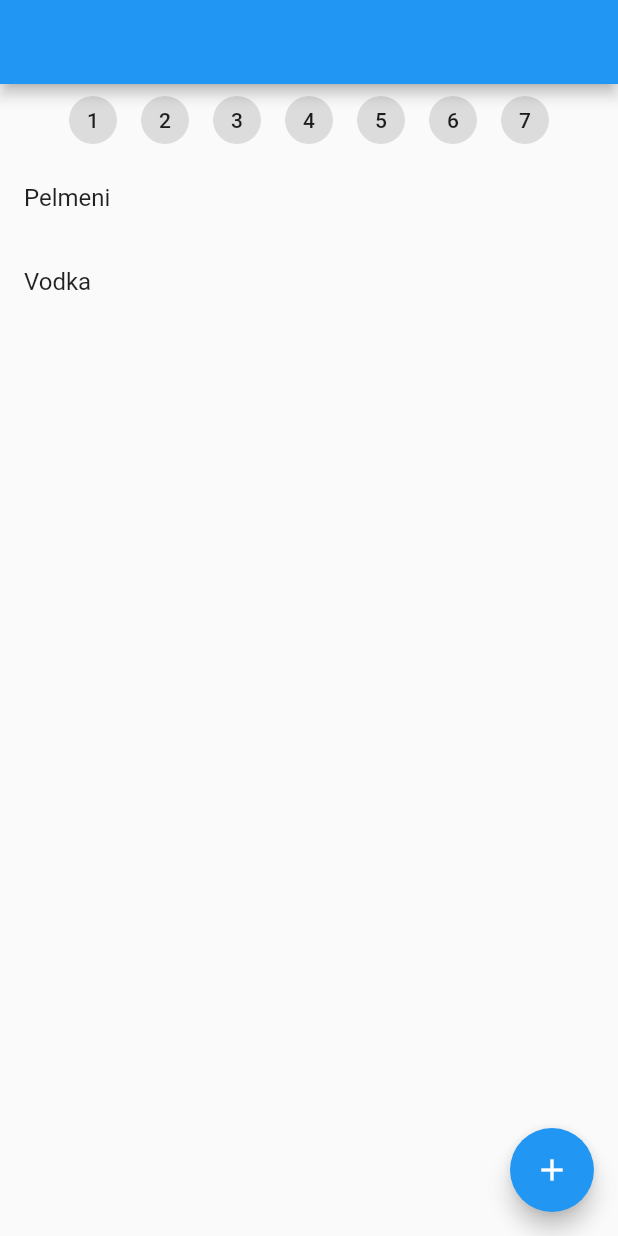
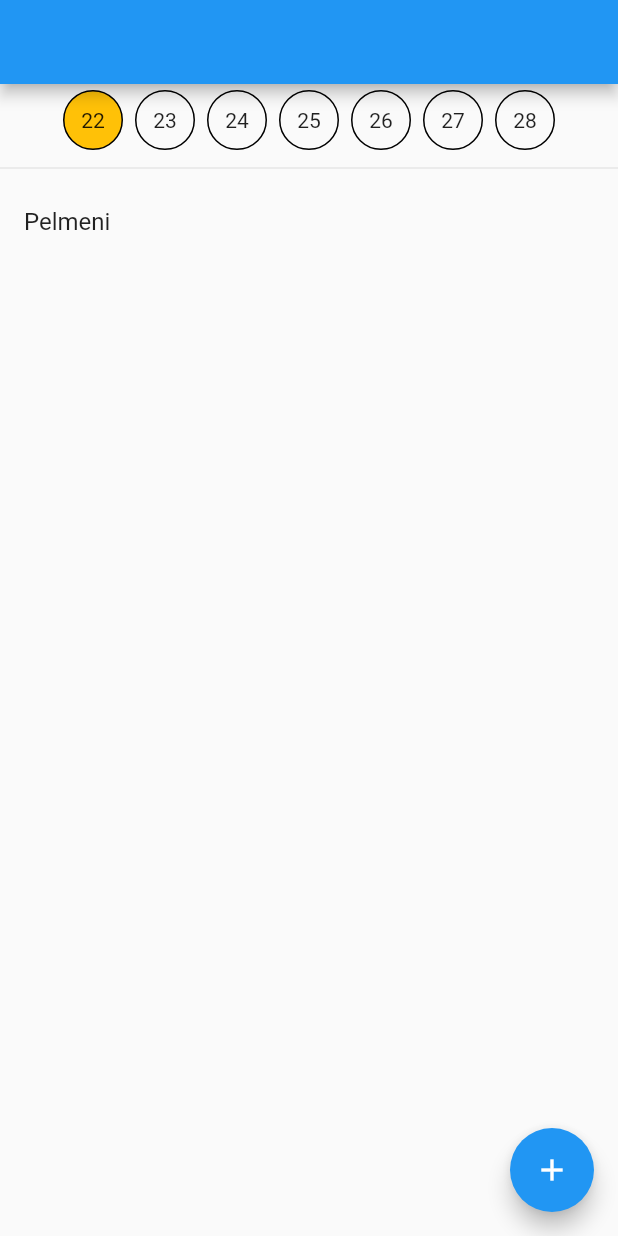
Before and after one commit to EgorenkovPavel/menu_planner, a Flutter app: the screen it shows after launch, on a phone screen of 412 x 824 dp. Run offline on Flutter 3.47's test engine with Material 2 defaults, Android fonts, the phone set to English and light mode, and no system bars; our stand-ins replace equatable, flutter_bloc, freezed_annotation, get_it.

Commit message:
Add menu bloc

```diff
--- a/lib/src/data/data_repository_impl.dart
+++ b/lib/src/data/data_repository_impl.dart
@@ -1,10 +1,11 @@
+import 'package:menu_planner/src/domain/models/day.dart';
 import 'package:menu_planner/src/domain/models/dish.dart';
 import 'package:menu_planner/src/domain/models/ingredient.dart';
 import 'package:menu_planner/src/domain/repositories/data_repository.dart';
 
 import '../domain/models/unit.dart';
 
-class DataRepositoryImpl implements DataRepository{
+class DataRepositoryImpl implements DataRepository {
   @override
   Future<List<Dish>> getDayMenu(int year, int month, int day) async {
     return [
@@ -15,4 +16,16 @@ class DataRepositoryImpl implements DataRepository{
     ];
   }
 
+  @override
+  Future<List<Day>> getCurrentDays() async {
+    return [
+      Day(date: DateTime.now()),
+      Day(date: DateTime.now().add(Duration(days: 1))),
+      Day(date: DateTime.now().add(Duration(days: 2))),
+      Day(date: DateTime.now().add(Duration(days: 3))),
+      Day(date: DateTime.now().add(Duration(days: 4))),
+      Day(date: DateTime.now().add(Duration(days: 5))),
+      Day(date: DateTime.now().add(Duration(days: 6))),
+    ];
+  }
 }
--- /dev/null
+++ b/lib/src/domain/models/day.dart
@@ -0,0 +1,16 @@
+import 'package:equatable/equatable.dart';
+
+class Day extends Equatable{
+  final int year;
+  final int month;
+  final int day;
+
+  Day({required DateTime date})
+      : year = date.year,
+        month = date.month,
+        day = date.day;
+
+  @override
+  List<Object?> get props => [year, month, day];
+
+}
--- a/lib/src/domain/models/day_menu.dart
+++ b/lib/src/domain/models/day_menu.dart
@@ -1,15 +1,11 @@
 import 'dish.dart';
 
 class DayMenu {
-  final int day;
-  final int month;
-  final int year;
+  final DateTime date;
   final List<Dish> dishes;
 
   DayMenu( {
-    required this.day,
-    required this.month,
-    required this.year,
+    required this.date,
     required this.dishes,
   });
 }
--- a/lib/src/domain/repositories/data_repository.dart
+++ b/lib/src/domain/repositories/data_repository.dart
@@ -1,7 +1,10 @@
+import '../models/day.dart';
 import '../models/dish.dart';
 
 abstract class DataRepository{
 
   Future<List<Dish>> getDayMenu(int year, int month, int day);
 
+  Future<List<Day>> getCurrentDays();
+
 }
--- a/lib/src/ui/day_menu.dart
+++ b/lib/src/ui/day_menu.dart
@@ -1,38 +1,91 @@
 import 'package:flutter/material.dart';
+import 'package:flutter_bloc/flutter_bloc.dart';
+import 'package:menu_planner/src/ui/menu_bloc.dart';
+
+import '../di.dart';
+import '../domain/models/day.dart';
 
 class DayMenu extends StatelessWidget {
   const DayMenu({Key? key}) : super(key: key);
 
   @override
   Widget build(BuildContext context) {
+    return BlocProvider(
+      create: (context) =>
+          MenuBloc(dataRepository: sl())..add(MenuEvent.fetch()),
+      child: Builder(
+        builder: (context) {
           return Scaffold(
             appBar: AppBar(),
             body: Column(
               children: [
-          Row(
+                BlocBuilder<MenuBloc, MenuState>(builder: (context, state) {
+                  return Row(
                     mainAxisAlignment: MainAxisAlignment.center,
-            children: List.generate(7, (index) => index + 1)
-                .map((e) => Chip(label: Text('$e')))
+                    children: state.days
+                        .map((e) => DayItem(
+                              day: e,
+                              isCurrent: e == state.currentDay,
+                              onPressed: () => context
+                                  .read<MenuBloc>()
+                                  .add(MenuEvent.changeCurrentDay(e)),
+                            ))
                         .toList(),
-          ),
+                  );
+                }),
+                Divider(),
                 Expanded(
-            child: ListView(
-              children: [
-                ListTile(
-                  title: Text('Pelmeni'),
-                ),
-                ListTile(
-                  title: Text('Vodka'),
-                ),
-              ],
+                  child: BlocBuilder<MenuBloc, MenuState>(
+                    builder: (context, state) {
+                      return ListView.builder(
+                        itemCount: state.dishes.length,
+                        itemBuilder: (context, index) {
+                          final dish = state.dishes[index];
+                          return ListTile(
+                            title: Text(dish.name),
+                          );
+                        },
+                      );
+                    },
                   ),
                 ),
               ],
             ),
             floatingActionButton: FloatingActionButton(
-        onPressed: (){},
+              onPressed: () {},
               child: Icon(Icons.add),
+            ),
+          );
+        },
       ),
     );
   }
 }
+
+class DayItem extends StatelessWidget {
+  const DayItem(
+      {Key? key, required this.day, required this.isCurrent, this.onPressed})
+      : super(key: key);
+
+  final Day day;
+  final bool isCurrent;
+  final void Function()? onPressed;
+
+  @override
+  Widget build(BuildContext context) {
+    return InkWell(
+      child: Container(
+        margin: EdgeInsets.all(4),
+        width: 40,
+        height: 40,
+        alignment: Alignment.center,
+        decoration: BoxDecoration(
+            border: Border.all(color: Colors.black),
+            shape: BoxShape.circle,
+            color: isCurrent ? Colors.amber : null),
+        child: Text('${day.day}'),
+      ),
+      onTap: onPressed,
+    );
+  }
+}
--- a/lib/src/ui/menu_bloc.dart
+++ b/lib/src/ui/menu_bloc.dart
@@ -1,18 +1,67 @@
+import 'dart:async';
+
+import 'package:flutter_bloc/flutter_bloc.dart';
 import 'package:freezed_annotation/freezed_annotation.dart';
-import 'package:flutter_bloc/flutter_bloc.dart';
+
+import '../domain/models/dish.dart';
+import '../domain/repositories/data_repository.dart';
+import '../domain/models/day.dart';
 
 part 'menu_bloc.freezed.dart';
 
 @freezed
-class MenuEvent with _$MenuEvent{
+class MenuEvent with _$MenuEvent {
   const factory MenuEvent.fetch() = _FetchMenuEvent;
+
+  const factory MenuEvent.changeCurrentDay(Day day) =
+      _ChangeCurrentDayMenuEvent;
 }
 
 @freezed
-class MenuState with _$MenuState{
-  const factory MenuState.main() = _MainMenuState;
+class MenuState with _$MenuState {
+  const factory MenuState.main({
+    required List<Day> days,
+    required List<Dish> dishes,
+    required Day currentDay,
+  }) = _MainMenuState;
 }
 
-class MenuBloc extends Bloc<MenuEvent, MenuState>{
-  MenuBloc() : super(MenuState.main());
+class MenuBloc extends Bloc<MenuEvent, MenuState> {
+  final DataRepository _dataRepository;
+
+  MenuBloc({required DataRepository dataRepository})
+      : _dataRepository = dataRepository,
+        super(MenuState.main(
+          days: [],
+          dishes: [],
+          currentDay: Day(date: DateTime.now()),
+        )) {
+    on<MenuEvent>((event, emitter) => event.map(
+          fetch: (event) => _onFetch(event, emitter),
+          changeCurrentDay: (event) => _onChangeCurrentDay(event, emitter),
+        ));
+  }
+
+  Future<FutureOr> _onFetch(
+      _FetchMenuEvent event, Emitter<MenuState> emit) async {
+    final days = await _dataRepository.getCurrentDays();
+    final dishes = await _dataRepository.getDayMenu(
+      state.currentDay.year,
+      state.currentDay.month,
+      state.currentDay.day,
+    );
+    emit(MenuState.main(
+      days: days,
+      dishes: dishes,
+      currentDay: state.currentDay,
+    ));
+  }
+
+  FutureOr _onChangeCurrentDay(_ChangeCurrentDayMenuEvent event, Emitter<MenuState> emit) {
+    emit(MenuState.main(
+      days: state.days,
+      dishes: state.dishes,
+      currentDay: event.day,
+    ));
+  }
 }
--- a/pubspec.yaml
+++ b/pubspec.yaml
@@ -18,6 +18,7 @@ dependencies:
 
   get_it: ^7.2.0
   freezed_annotation: ^2.2.0
+  equatable: ^2.0.5
 
 dev_dependencies:
   flutter_test:
```
Also changed, not shown: lib/src/ui/menu_bloc.freezed.dart, pubspec.lock. Lines whose indentation alone changed are shown as unchanged.
